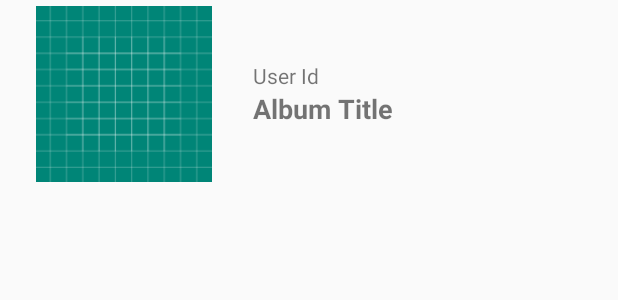
After one commit to ccsavvy/rxandroid-mvvm-kotlin, an Android app: the layout album.xml on its own in the app's theme, with its tools: preview values and no code run, on a phone screen of 412 x 824 dp. The commit adds this screen. Shown: the top 300 px of the screen. Run offline under Robolectric (Android 15) with nearby library versions, the phone set to English and light mode, and no system bars.

Commit message:
Configured layouts
* album list
* album item
* ...and styling

```diff
--- a/app/src/main/java/com/example/rxandroidmvvm/view/ListFragment.kt
+++ b/app/src/main/java/com/example/rxandroidmvvm/view/ListFragment.kt
@@ -16,5 +16,7 @@ class ListFragment : Fragment() {
         return inflater.inflate(R.layout.fragment_list, container, false)
     }
 
-
+    override fun onViewCreated(view: View, savedInstanceState: Bundle?) {
+        super.onViewCreated(view, savedInstanceState)
+    }
 }
--- /dev/null
+++ b/app/src/main/res/layout/album.xml
@@ -0,0 +1,42 @@
+<?xml version="1.0" encoding="utf-8"?>
+<layout xmlns:android="http://schemas.android.com/apk/res/android">
+
+    <LinearLayout
+        android:layout_width="match_parent"
+        android:layout_height="125dp"
+        android:orientation="horizontal">
+
+        <ImageView
+            android:id="@+id/imageView"
+            android:layout_width="0dp"
+            android:layout_height="match_parent"
+            android:layout_weight="2"
+            android:src="@drawable/ic_launcher_background"
+            android:padding="4dp"/>
+
+        <LinearLayout
+            android:layout_width="0dp"
+            android:layout_height="match_parent"
+            android:layout_weight="3"
+            android:padding="4dp"
+            android:gravity="center_vertical"
+            android:orientation="vertical">
+
+            <TextView
+                android:id="@+id/userId"
+                android:layout_width="wrap_content"
+                android:layout_height="wrap_content"
+                android:text="User Id"
+                style="@style/Text"/>
+
+            <TextView
+                android:id="@+id/albumTitle"
+                android:layout_width="wrap_content"
+                android:layout_height="wrap_content"
+                style="@style/Title"
+                android:text="Album Title"/>
+
+        </LinearLayout>
+
+    </LinearLayout>
+</layout>
--- a/app/src/main/res/values/styles.xml
+++ b/app/src/main/res/values/styles.xml
@@ -8,4 +8,14 @@
         <item name="colorAccent">@color/colorAccent</item>
     </style>
 
+    <style name="Title">
+        <item name="android:textSize">18sp</item>
+        <item name="android:textStyle">bold</item>
+
+    </style>
+
+    <style name="Text">
+        <item name="android:textSize">14sp</item>
+    </style>
+
 </resources>
```
Also changed, not shown: app/src/main/res/layout/fragment_list.xml (+47 -2 lines).
